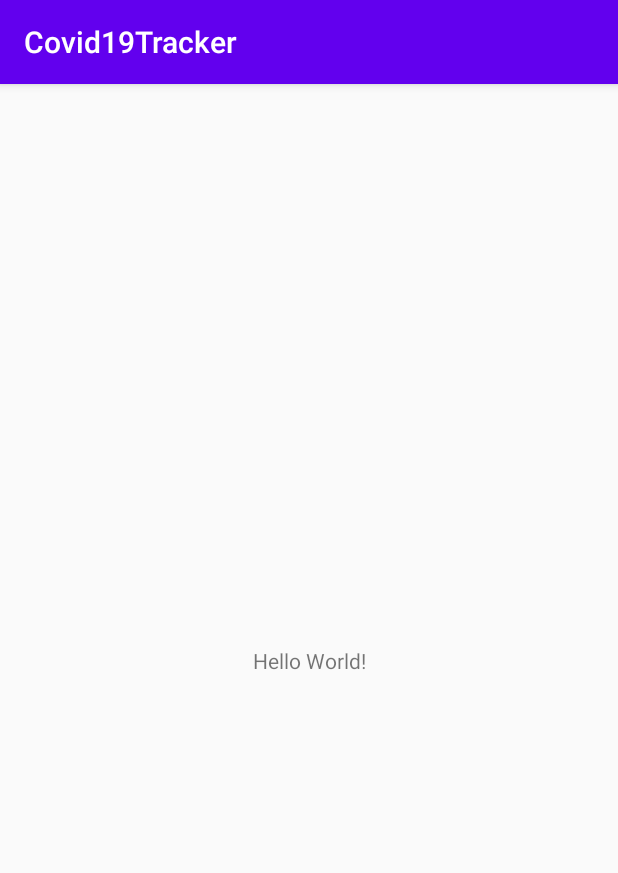
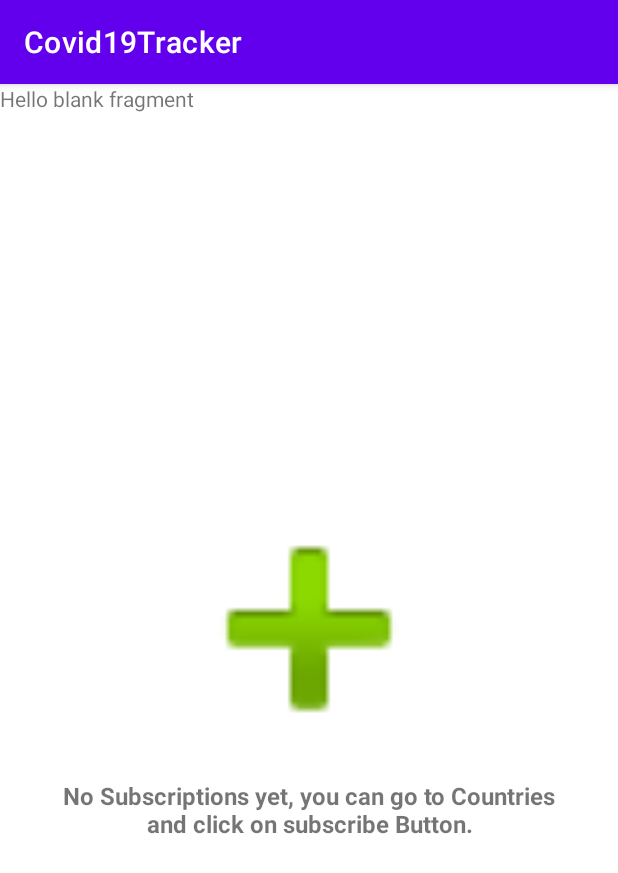
Before and after one commit to HimaAbousalem/COVID-19-Tracker, an Android app: the screen it shows after launch (MainActivity), on a phone screen of 412 x 824 dp. Shown: the top 873 px of the screen. Run offline under Robolectric (Android 15) with nearby library versions, the phone set to English and light mode, and no system bars; our stand-ins replace Dagger/Hilt's generated code, Room's generated code, RxJava.

Commit message:
setup views

```diff
--- a/app/build.gradle
+++ b/app/build.gradle
@@ -45,6 +45,7 @@ dependencies {
 
     //Dagger2
     implementation "com.google.dagger:dagger:$dagger"
+    implementation 'androidx.legacy:legacy-support-v4:1.0.0'
     kapt "com.google.dagger:dagger-compiler:$dagger"
 
     //room
--- /dev/null
+++ b/app/src/main/java/com/iti/mobile/covid19tracker/features/all_countries/AllCountriesFragment.kt
@@ -0,0 +1,21 @@
+package com.iti.mobile.covid19tracker.features.all_countries
+
+import android.os.Bundle
+import androidx.fragment.app.Fragment
+import android.view.LayoutInflater
+import android.view.View
+import android.view.ViewGroup
+
+import com.iti.mobile.covid19tracker.R
+
+class AllCountriesFragment : Fragment() {
+    override fun onCreateView(
+        inflater: LayoutInflater, container: ViewGroup?,
+        savedInstanceState: Bundle?
+    ): View? {
+        // Inflate the layout for this fragment
+        return inflater.inflate(R.layout.fragment_all_countries, container, false)
+    }
+
+
+}
--- a/app/src/main/res/layout/activity_main.xml
+++ b/app/src/main/res/layout/activity_main.xml
@@ -1,18 +1,51 @@
 <?xml version="1.0" encoding="utf-8"?>
-<androidx.constraintlayout.widget.ConstraintLayout xmlns:android="http://schemas.android.com/apk/res/android"
+<FrameLayout xmlns:android="http://schemas.android.com/apk/res/android"
     xmlns:app="http://schemas.android.com/apk/res-auto"
     xmlns:tools="http://schemas.android.com/tools"
     android:layout_width="match_parent"
     android:layout_height="match_parent"
     tools:context=".features.base.MainActivity">
 
-    <TextView
-        android:layout_width="wrap_content"
+    <fragment
+        android:id="@+id/fragment"
+        android:name="com.iti.mobile.covid19tracker.features.all_countries.AllCountriesFragment"
+        android:layout_width="match_parent"
+        android:layout_height="match_parent"
+        />
+
+    <LinearLayout
+        android:id="@+id/no_countries_layout"
+        android:layout_width="match_parent"
         android:layout_height="wrap_content"
-        android:text="Hello World!"
-        app:layout_constraintBottom_toBottomOf="parent"
-        app:layout_constraintLeft_toLeftOf="parent"
-        app:layout_constraintRight_toRightOf="parent"
-        app:layout_constraintTop_toTopOf="parent" />
+        android:gravity="center_horizontal"
+        android:layout_gravity="center"
+        android:layout_marginStart="@dimen/all_margin"
+        android:layout_marginEnd="@dimen/all_margin"
+        android:orientation="vertical">
 
-</androidx.constraintlayout.widget.ConstraintLayout>
+        <ImageView
+            android:id="@+id/noData_ImageView"
+            android:layout_width="@dimen/image_width"
+            android:layout_height="@dimen/image_height"
+            app:srcCompat="@android:drawable/ic_input_add" />
+
+        <androidx.appcompat.widget.AppCompatTextView
+            android:id="@+id/noData_TextView"
+            android:layout_width="match_parent"
+            android:layout_height="wrap_content"
+            android:layout_gravity="center"
+            android:textSize="16sp"
+            android:textStyle="bold"
+            android:text="@string/no_subscriptions"
+            android:textAlignment="center" />
+        <com.google.android.material.button.MaterialButton
+            android:id="@+id/retry_again_button"
+            android:layout_width="wrap_content"
+            android:layout_height="wrap_content"
+            android:text="@string/retry"
+            android:textColor="@color/colorPrimary"
+            android:layout_marginTop="@dimen/all_margin"
+            android:visibility="gone"
+           />
+    </LinearLayout>
+</FrameLayout>
--- /dev/null
+++ b/app/src/main/res/layout/fragment_all_countries.xml
@@ -0,0 +1,14 @@
+<?xml version="1.0" encoding="utf-8"?>
+<FrameLayout xmlns:android="http://schemas.android.com/apk/res/android"
+    xmlns:tools="http://schemas.android.com/tools"
+    android:layout_width="match_parent"
+    android:layout_height="match_parent"
+    tools:context=".features.all_countries.AllCountriesFragment">
+
+    <!-- TODO: Update blank fragment layout -->
+    <TextView
+        android:layout_width="match_parent"
+        android:layout_height="match_parent"
+        android:text="@string/hello_blank_fragment" />
+
+</FrameLayout>
--- /dev/null
+++ b/app/src/main/res/values/dimen.xml
@@ -0,0 +1,6 @@
+<?xml version="1.0" encoding="utf-8"?>
+<resources>
+    <dimen name="image_width" >200dp</dimen>
+    <dimen name="image_height" >200dp</dimen>
+    <dimen name="all_margin">30dp</dimen>
+</resources>
--- a/app/src/main/res/values/strings.xml
+++ b/app/src/main/res/values/strings.xml
@@ -1,3 +1,9 @@
 <resources>
     <string name="app_name">Covid19Tracker</string>
+
+    <!-- TODO: Remove or change this placeholder text -->
+    <string name="hello_blank_fragment">Hello blank fragment</string>
+    <string name="no_subscriptions">No Subscriptions yet, you can go to Countries and click on subscribe Button.</string>
+    <string name="no_internet">No Internet Connection.</string>
+    <string name="retry">Retry again</string>
 </resources>
--- a/app/src/main/res/values/styles.xml
+++ b/app/src/main/res/values/styles.xml
@@ -1,11 +1,11 @@
 <resources>
 
     <!-- Base application theme. -->
-    <style name="AppTheme" parent="Theme.AppCompat.Light.DarkActionBar">
+    <style name="AppTheme" parent="Theme.MaterialComponents.Light.DarkActionBar">
         <!-- Customize your theme here. -->
         <item name="colorPrimary">@color/colorPrimary</item>
         <item name="colorPrimaryDark">@color/colorPrimaryDark</item>
-        <item name="colorAccent">@color/colorAccent</item>
+        <item name="colorAccent">#8A92BC</item>
     </style>
 
 </resources>
```
Also changed, not shown: app/src/main/java/com/iti/mobile/covid19tracker/features/subscriptions/SubscriptionsFragment.kt (added, +24 -0 lines), app/src/main/res/drawable/ic_settings_color_24dp.xml (added, +9 -0 lines), app/src/main/res/layout/fragment_subscriptions.xml (added, +14 -0 lines), app/src/main/res/menu/main_menu.xml (added, +10 -0 lines), app/src/main/res/navigation/nav_graph.xml (added, +23 -0 lines).
